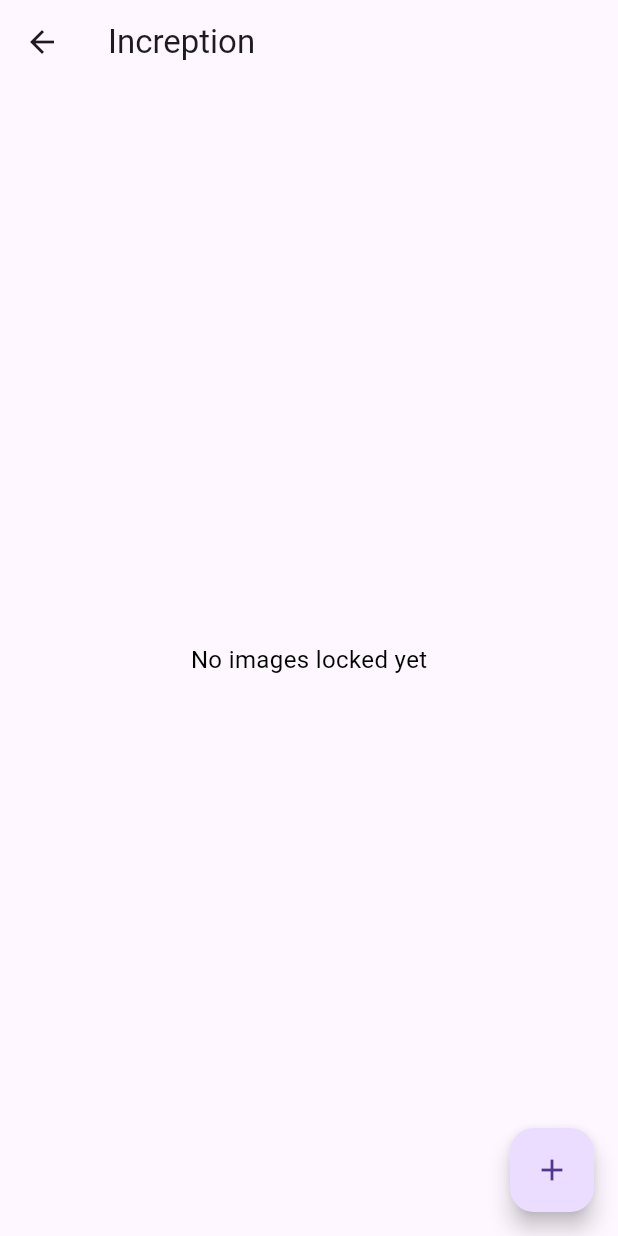
After one commit to AniketYadavtech1/folderlockerapp, a Flutter app: the IncreptionDecreption screen opened directly, after a tap on the "add" icon, on a phone screen of 412 x 824 dp. The commit adds this screen. Run offline on Flutter 3.47's test engine with Material 3 defaults, Android fonts, the phone set to English and light mode, and no system bars; our stand-ins replace file_picker, flutter_screenutil, flutter_secure_storage, flutter_svg, get, get_storage and 5 more; missing offline and left inert: encrypt, flutter_pdfview, photo_manager; accounts and stored records are empty.

Commit message:
increption

```diff
--- a/lib/view/home/home_view.dart
+++ b/lib/view/home/home_view.dart
@@ -3,6 +3,7 @@ import 'package:folderlockerapp/view/media/hidden_img2.dart';
 import 'package:folderlockerapp/view/themes/utill/app_button.dart';
 
 import '../media/hidden_img1.dart';
+import '../media/incrept_decreption.dart';
 
 class HomeView extends StatefulWidget {
   const HomeView({super.key});
@@ -35,6 +36,11 @@ class _HomeViewState extends State<HomeView> {
                 onTap: () {
                   Navigator.push(context, MaterialPageRoute(builder: (context) => HiddenImageView2()));
                 }),
+            AppButton(
+                text: "Increption",
+                onTap: () {
+                  Navigator.push(context, MaterialPageRoute(builder: (context) => IncreptionDecreption()));
+                }),
           ],
         ),
       ),
--- a/lib/view/media/hidden_img1.dart
+++ b/lib/view/media/hidden_img1.dart
@@ -66,6 +66,7 @@ class PickController extends GetxController {
 
       final appDir = await getApplicationDocumentsDirectory();
       List<String> assetIdsToDelete = [];
+
       for (final xfile in picked) {
         final file = File(xfile.path);
 
@@ -88,11 +89,10 @@ class PickController extends GetxController {
             assetIdsToDelete.add(asset.id);
           }
         }
-        break;
       }
 
       if (assetIdsToDelete.isNotEmpty) {
-        await PhotoManager.editor.deleteWithIds(assetIdsToDelete.toList());
+        await PhotoManager.editor.deleteWithIds(assetIdsToDelete);
         debugPrint("Deleted ${assetIdsToDelete.length} selected images from gallery.");
       }
     } catch (e, st) {
@@ -109,7 +109,7 @@ class HiddenImageView1 extends StatelessWidget {
     final PickController controller = Get.put(PickController());
 
     return Scaffold(
-      appBar: AppBar(title: const Text("Hidden Image 2")),
+      appBar: AppBar(title: const Text("Hidden Image 1")),
       body: Obx(() {
         if (controller.lockedImages.isEmpty) {
           return const Center(child: Text("No images locked yet"));
--- /dev/null
+++ b/lib/view/media/incrept_decreption.dart
@@ -0,0 +1,205 @@
+import 'dart:io';
+import 'dart:typed_data';
+
+import 'package:encrypt/encrypt.dart' as encrypt;
+import 'package:flutter/material.dart';
+import 'package:get/get.dart';
+import 'package:image/image.dart' as img;
+import 'package:image_picker/image_picker.dart';
+import 'package:path_provider/path_provider.dart';
+import 'package:photo_manager/photo_manager.dart';
+
+class ImageController extends GetxController {
+  var lockedImages = <File>[].obs;
+  final ImagePicker _picker = ImagePicker();
+
+  // AES Key (must be 32 chars for AES-256)
+  final _key = encrypt.Key.fromUtf8('12345678901234567890123456789012');
+  final _iv = encrypt.IV.fromLength(16);
+
+  @override
+  void onInit() {
+    super.onInit();
+    loadLockedImages();
+  }
+
+  /// Load encrypted files from app storage
+  Future<void> loadLockedImages() async {
+    final appDir = await getApplicationDocumentsDirectory();
+    final files = appDir.listSync().where((f) => f.path.endsWith(".enc"));
+    lockedImages.value = files.map((e) => File(e.path)).toList();
+  }
+
+  /// Encrypt & save picked images
+  Future<void> pickAndLockFromGallery() async {
+    try {
+      final permitted = await PhotoManager.requestPermissionExtend();
+      if (!permitted.isAuth) {
+        debugPrint("Permission denied!");
+        return;
+      }
+
+      final picked = await _picker.pickMultiImage();
+      if (picked.isEmpty) return;
+
+      final appDir = await getApplicationDocumentsDirectory();
+      List<String> assetIdsToDelete = [];
+
+      for (final xfile in picked) {
+        final file = File(xfile.path);
+        final bytes = await file.readAsBytes();
+
+        // Convert jpg → png
+        final decoded = img.decodeImage(bytes);
+        if (decoded == null) continue;
+        final pngBytes = img.encodePng(decoded);
+
+        // Encrypt
+        final encrypter = encrypt.Encrypter(encrypt.AES(_key));
+        final encrypted = encrypter.encryptBytes(pngBytes, iv: _iv);
+
+        // Save encrypted file
+        final newPath = "${appDir.path}/${DateTime.now().millisecondsSinceEpoch}.png.enc";
+        final newFile = await File(newPath).writeAsBytes(encrypted.bytes);
+        lockedImages.add(newFile);
+
+        // Find asset in gallery
+        final albums = await PhotoManager.getAssetPathList(
+          onlyAll: true,
+          type: RequestType.image,
+        );
+        if (albums.isEmpty) return;
+        final album = albums.first;
+        final total = await album.assetCountAsync;
+        final assets = await album.getAssetListRange(start: 0, end: picked.length);
+
+        for (final asset in assets) {
+          final assetFile = await asset.file;
+
+          //  use AND instead of OR
+          if (assetFile != null && assetFile.path == file.path) {
+            // delete only this picked asset
+            await PhotoManager.editor.deleteWithIds([asset.id]);
+            debugPrint("Deleted from gallery: ${assetFile.path}");
+            break; // stop after match
+          }
+        }
+      }
+
+      if (assetIdsToDelete.isNotEmpty) {
+        await PhotoManager.editor.deleteWithIds(assetIdsToDelete);
+        debugPrint("Deleted ${assetIdsToDelete.length} selected images from gallery.");
+      }
+    } catch (e, st) {
+      debugPrint("pickAndLockFromGallery error: $e\n$st");
+    }
+  }
+
+  /// Decrypt and return image bytes
+  Future<Uint8List> decryptImage(File encFile) async {
+    final encrypter = encrypt.Encrypter(encrypt.AES(_key));
+    final encryptedBytes = await encFile.readAsBytes();
+    final decrypted = encrypter.decryptBytes(encrypt.Encrypted(encryptedBytes), iv: _iv);
+    return Uint8List.fromList(decrypted);
+  }
+
+  /// Unlock (restore) image back to public storage
+  Future<void> unlockImage(File lockedFile) async {
+    try {
+      final decryptedBytes = await decryptImage(lockedFile);
+
+      // Save back to gallery folder
+      final picturesDir = Directory('/storage/emulated/0/Pictures/UnlockedImages');
+      if (!picturesDir.existsSync()) {
+        picturesDir.createSync(recursive: true);
+      }
+      final restoredPath = '${picturesDir.path}/restored_${DateTime.now().millisecondsSinceEpoch}.png';
+      final restoredFile = await File(restoredPath).writeAsBytes(decryptedBytes);
+
+      // Delete encrypted file
+      if (await lockedFile.exists()) {
+        await lockedFile.delete();
+      }
+
+      lockedImages.remove(lockedFile);
+      debugPrint("Restored to gallery: ${restoredFile.path}");
+    } catch (e) {
+      debugPrint("unlockImage error: $e");
+    }
+  }
+}
+
+class IncreptionDecreption extends StatelessWidget {
+  const IncreptionDecreption({super.key});
+
+  @override
+  Widget build(BuildContext context) {
+    final ImageController controller = Get.put(ImageController());
+
+    return Scaffold(
+      appBar: AppBar(title: const Text("Increption")),
+      body: Obx(() {
+        if (controller.lockedImages.isEmpty) {
+          return const Center(child: Text("No images locked yet"));
+        }
+        return GridView.builder(
+          padding: const EdgeInsets.all(8),
+          gridDelegate: const SliverGridDelegateWithFixedCrossAxisCount(
+            crossAxisCount: 3,
+            crossAxisSpacing: 5,
+            mainAxisSpacing: 5,
+          ),
+          itemCount: controller.lockedImages.length,
+          itemBuilder: (context, index) {
+            final file = controller.lockedImages[index];
+            return FutureBuilder<Uint8List>(
+              future: controller.decryptImage(file),
+              builder: (context, snapshot) {
+                if (!snapshot.hasData) {
+                  return const Center(child: CircularProgressIndicator());
+                }
+                return GestureDetector(
+                  onTap: () async {
+                    // Full preview
+                    Navigator.push(
+                      context,
+                      MaterialPageRoute(
+                        builder: (_) => Scaffold(
+                          appBar: AppBar(),
+                          body: Center(
+                            child: Image.memory(snapshot.data!, fit: BoxFit.contain),
+                          ),
+                        ),
+                      ),
+                    );
+                  },
+                  onLongPress: () async {
+                    final confirm = await showDialog<bool>(
+                      context: context,
+                      builder: (ctx) => AlertDialog(
+                        title: const Text("Unlock Image"),
+                        content: const Text("Do you want to unlock this image?"),
+                        actions: [
+                          TextButton(onPressed: () => Navigator.pop(ctx, false), child: const Text("No")),
+                          TextButton(onPressed: () => Navigator.pop(ctx, true), child: const Text("Yes")),
+                        ],
+                      ),
+                    );
+                    if (confirm == true) {
+                      controller.unlockImage(file);
+                    }
+                  },
+                  child: Image.memory(snapshot.data!, fit: BoxFit.cover),
+                );
+              },
+            );
+          },
+        );
+      }),
+      floatingActionButton: FloatingActionButton(
+        onPressed: () => controller.pickAndLockFromGallery(),
+        child: const Icon(Icons.add),
+      ),
+    );
+  }
+}
```
